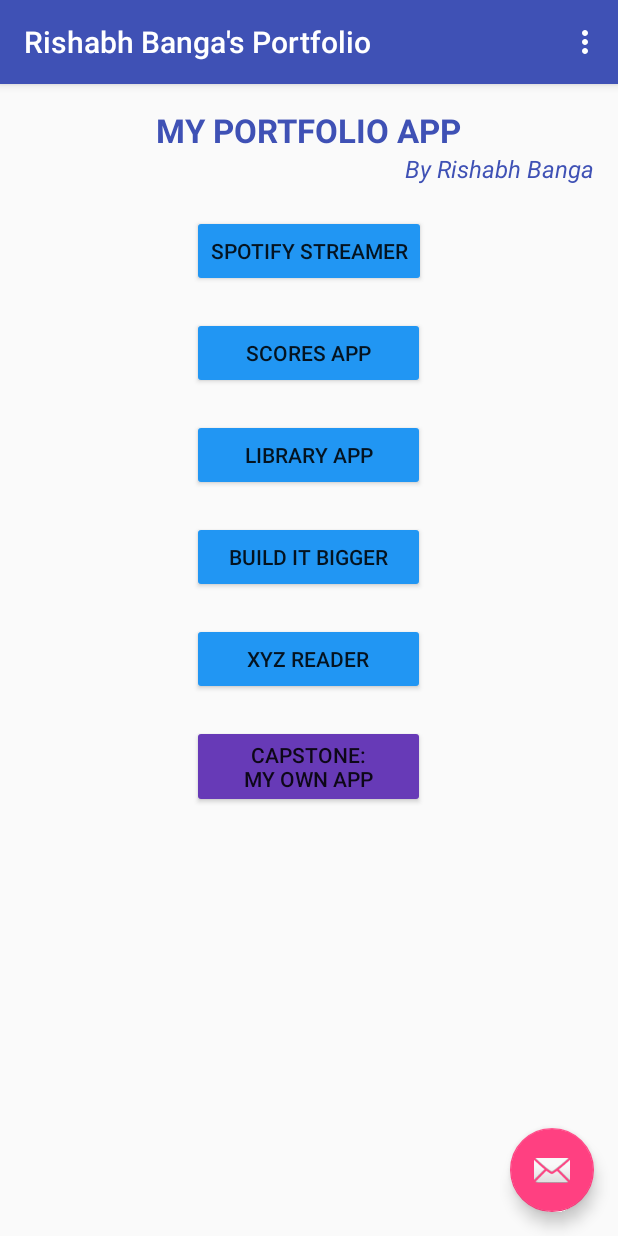
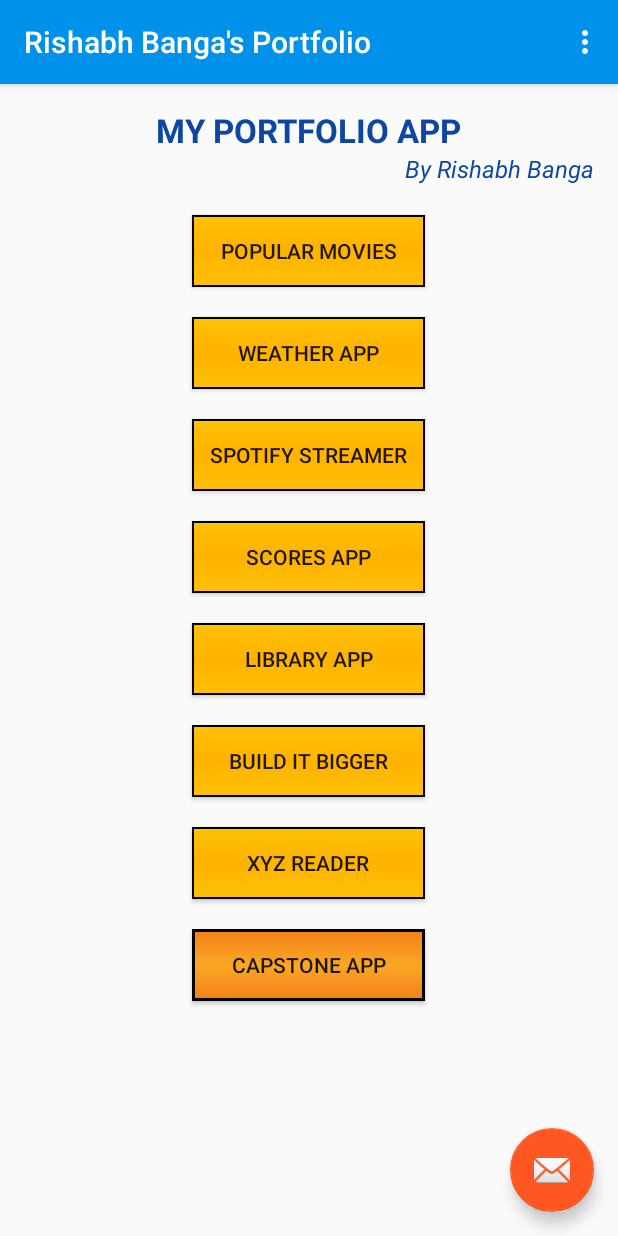
Before and after one commit to rishabhbanga/Android-Nanodegree, an Android app: the screen it shows after launch (MainActivity), on a phone screen of 412 x 824 dp. Run offline under Robolectric (Android 15) with nearby library versions, the phone set to English and light mode, and no system bars.

Commit message:
style: Fresh look for App

```diff
--- a/PortfolioApp/app/build.gradle
+++ b/PortfolioApp/app/build.gradle
@@ -24,4 +24,5 @@
     testCompile 'junit:junit:4.12'
     compile 'com.android.support:appcompat-v7:23.2.1'
     compile 'com.android.support:design:23.2.1'
+    compile 'com.getbase:floatingactionbutton:1.10.1'
 }
--- a/PortfolioApp/app/src/main/java/com/rishabhbanga/portfolioapp_rishabhbanga/MainActivity.java
+++ b/PortfolioApp/app/src/main/java/com/rishabhbanga/portfolioapp_rishabhbanga/MainActivity.java
@@ -1,5 +1,8 @@
 package com.rishabhbanga.portfolioapp_rishabhbanga;
 
+import android.content.ActivityNotFoundException;
+import android.content.Intent;
+import android.net.Uri;
 import android.os.Bundle;
 import android.support.design.widget.FloatingActionButton;
 import android.support.design.widget.Snackbar;
@@ -51,6 +54,40 @@
         return super.onOptionsItemSelected(item);
     }
 
+    public void launchTNIMDb(View view)
+    {
+        try
+        {
+            Toast.makeText(getApplicationContext(),"Diverting to TNIMDb's repo" , Toast.LENGTH_SHORT).show();
+            Intent iTNIMDb = new Intent(Intent.ACTION_VIEW,
+                    Uri.parse("https://github.com/rishabhbanga/Android-Nanodegree/tree/master/TNIMDb"));
+            startActivity(iTNIMDb);
+        }
+        catch (ActivityNotFoundException e)
+        {
+            Toast.makeText(this, "No application can handle this request."
+                    + " Please install a Web Browser",  Toast.LENGTH_LONG).show();
+            e.printStackTrace();
+        }
+    }
+
+    public void launchfetchweather(View view)
+    {
+        try
+        {
+            Toast.makeText(getApplicationContext(),"Diverting to Fetch Weather App's repo" , Toast.LENGTH_SHORT).show();
+            Intent iWeather = new Intent(Intent.ACTION_VIEW,
+                    Uri.parse("https://github.com/rishabhbanga/FetchWeatherApp"));
+            startActivity(iWeather);
+        }
+        catch (ActivityNotFoundException e)
+        {
+            Toast.makeText(this, "No application can handle this request."
+                    + " Please install a Web Browser",  Toast.LENGTH_LONG).show();
+            e.printStackTrace();
+        }
+    }
+
     public void launchss(View view)
     {
         Toast.makeText(getApplicationContext(),"Launching Spotify Streamer in 3" , Toast.LENGTH_SHORT).show();
--- /dev/null
+++ b/PortfolioApp/app/src/main/res/drawable/buttonstyle.xml
@@ -0,0 +1,12 @@
+<?xml version="1.0" encoding="utf-8" ?>
+<selector xmlns:android="http://schemas.android.com/apk/res/android">
+
+    <item>
+        <shape>
+            <gradient android:angle="90" android:endColor="#ffc107" android:centerColor="#ffb300" android:startColor="#ffc107" android:type="linear" />
+            <size android:width="160dp" android:height="40dp" />
+            <stroke android:width="1.5dp" android:color="#000000" />
+        </shape>
+    </item>
+
+</selector>
--- /dev/null
+++ b/PortfolioApp/app/src/main/res/drawable/capbuttonstyle.xml
@@ -0,0 +1,12 @@
+<?xml version="1.0" encoding="utf-8" ?>
+<selector xmlns:android="http://schemas.android.com/apk/res/android">
+
+    <item>
+        <shape>
+            <gradient android:angle="90" android:endColor="#f57f17" android:centerColor="#f9a825" android:startColor="#f57f17" android:type="linear" />
+            <size android:width="160dp" android:height="40dp" />
+            <stroke android:width="2.0dp" android:color="#000000" />
+        </shape>
+    </item>
+
+</selector>
--- a/PortfolioApp/app/src/main/res/layout/activity_main.xml
+++ b/PortfolioApp/app/src/main/res/layout/activity_main.xml
@@ -24,10 +24,13 @@
     <include layout="@layout/content_main" />
 
     <android.support.design.widget.FloatingActionButton
+        xmlns:fab="http://schemas.android.com/apk/res-auto"
         android:id="@+id/fab"
         android:layout_width="wrap_content"
         android:layout_height="wrap_content"
         android:layout_gravity="bottom|end"
+        fab:fab_colorNormal="@color/colorAccent"
+        fab:fab_colorPressed="@color/colorAccentLight"
         android:layout_margin="@dimen/fab_margin"
         android:src="@android:drawable/ic_dialog_email" />
 
--- a/PortfolioApp/app/src/main/res/layout/content_main.xml
+++ b/PortfolioApp/app/src/main/res/layout/content_main.xml
@@ -1,4 +1,5 @@
 <?xml version="1.0" encoding="utf-8"?>
+
 <RelativeLayout xmlns:android="http://schemas.android.com/apk/res/android"
     xmlns:app="http://schemas.android.com/apk/res-auto"
     xmlns:tools="http://schemas.android.com/tools"
@@ -18,7 +19,7 @@
     android:text="@string/title"
     android:textSize="22sp"
     android:textStyle="bold"
-    android:textColor="#3F51B5"
+    android:textColor="#0d47a1"
     android:layout_alignParentTop="true"
     android:layout_centerHorizontal="true"
     android:id="@+id/textView" />
@@ -29,35 +30,61 @@
         android:text="By Rishabh Banga"
         android:textStyle="italic"
         android:textSize="16sp"
-        android:textColor="#3F51B5"
+        android:textColor="#0d47a1"
         android:id="@+id/textView1"
         android:layout_below="@+id/textView"
         android:layout_alignParentRight="true"
         android:layout_alignParentEnd="true" />
 
     <Button
-        android:layout_width="wrap_content"
+        android:layout_width="155dp"
+        android:layout_height="wrap_content"
+        android:text="Popular Movies"
+        android:id="@+id/buttonlaunchTNIMDb"
+        android:layout_marginTop="20dp"
+        android:layout_below="@+id/textView1"
+        android:layout_alignLeft="@+id/buttonlaunchlib"
+        android:layout_alignStart="@+id/buttonlaunchlib"
+        android:background="@drawable/buttonstyle"
+        android:elevation="2dp"
+        android:onClick="launchTNIMDb"/>
+
+    <Button
+        android:layout_width="155dp"
+        android:layout_height="wrap_content"
+        android:text="Weather App"
+        android:id="@+id/buttonfetchweather"
+        android:layout_marginTop="20dp"
+        android:layout_below="@+id/buttonlaunchTNIMDb"
+        android:layout_alignLeft="@+id/buttonlaunchlib"
+        android:layout_alignStart="@+id/buttonlaunchlib"
+        android:background="@drawable/buttonstyle"
+        android:elevation="2dp"
+        android:onClick="launchfetchweather"/>
+
+    <Button
+        android:layout_width="155dp"
         android:layout_height="wrap_content"
         android:text="Spotify Streamer"
-        android:id="@+id/button"
+        android:id="@+id/buttonlaunchss"
         android:layout_marginTop="20dp"
-        android:layout_below="@+id/textView1"
-        android:layout_alignLeft="@+id/button2"
-        android:layout_alignStart="@+id/button2"
-        android:theme="@style/MyButton"
-        android:elevation="5dp"
+        android:layout_below="@+id/buttonfetchweather"
+        android:layout_alignLeft="@+id/buttonlaunchlib"
+        android:layout_alignStart="@+id/buttonlaunchlib"
+        android:background="@drawable/buttonstyle"
+        android:elevation="2dp"
         android:onClick="launchss"/>
 
     <Button
         android:layout_width="155dp"
         android:layout_height="wrap_content"
         android:text="Scores App"
-        android:id="@+id/button1"
+        android:id="@+id/buttonlaunchscore"
         android:layout_marginTop="20dp"
-        android:layout_below="@+id/button"
-        android:layout_alignLeft="@+id/button"
-        android:layout_alignStart="@+id/button"
-        android:theme="@style/MyButton"
+        android:layout_below="@+id/buttonlaunchss"
+        android:layout_alignLeft="@+id/buttonlaunchss"
+        android:layout_alignStart="@+id/buttonlaunchss"
+        android:background="@drawable/buttonstyle"
         android:elevation="2dp"
         android:onClick="launchscore"/>
 
@@ -65,43 +92,43 @@
         android:layout_width="155dp"
         android:layout_height="wrap_content"
         android:text="Library App"
-        android:id="@+id/button2"
+        android:id="@+id/buttonlaunchlib"
         android:layout_marginTop="20dp"
-        android:layout_below="@+id/button1"
+        android:layout_below="@+id/buttonlaunchscore"
         android:layout_centerHorizontal="true"
-        android:theme="@style/MyButton"
+        android:background="@drawable/buttonstyle"
         android:onClick="launchlib"/>
 
     <Button
         android:layout_width="155dp"
         android:layout_height="wrap_content"
         android:text="Build It Bigger"
-        android:id="@+id/button3"
-        android:layout_below="@+id/button2"
+        android:id="@+id/buttonlaunchbuildbig"
+        android:layout_below="@+id/buttonlaunchlib"
         android:layout_centerHorizontal="true"
         android:layout_marginTop="20dp"
-        android:theme="@style/MyButton"
+        android:background="@drawable/buttonstyle"
         android:onClick="launchbuildbig"/>
 
     <Button
         android:layout_width="155dp"
         android:layout_height="wrap_content"
         android:text="Xyz Reader"
-        android:id="@+id/button4"
-        android:layout_below="@+id/button3"
+        android:id="@+id/buttonlaunchxyz"
+        android:layout_below="@+id/buttonlaunchbuildbig"
         android:layout_centerHorizontal="true"
         android:layout_marginTop="20dp"
-        android:theme="@style/MyButton"
+        android:background="@drawable/buttonstyle"
         android:onClick="launchxyz"/>
     <Button
         android:layout_width="155dp"
         android:layout_height="wrap_content"
-        android:text="Capstone:           My Own App"
-        android:id="@+id/button5"
-        android:layout_below="@+id/button4"
+        android:text="Capstone App"
+        android:id="@+id/buttonlaunchcapstone"
+        android:layout_below="@+id/buttonlaunchxyz"
         android:layout_centerHorizontal="true"
         android:layout_marginTop="20dp"
-        android:theme="@style/MyButtonCap"
+        android:background="@drawable/capbuttonstyle"
         android:onClick="launchcapstone"/>
 
 </RelativeLayout>
--- a/PortfolioApp/app/src/main/res/values-v21/styles.xml
+++ b/PortfolioApp/app/src/main/res/values-v21/styles.xml
@@ -1,4 +1,4 @@
-<resources>>
+<resources>
 
     <style name="AppTheme.NoActionBar">
         <item name="windowActionBar">false</item>
--- a/PortfolioApp/app/src/main/res/values/colors.xml
+++ b/PortfolioApp/app/src/main/res/values/colors.xml
@@ -1,6 +1,8 @@
 <?xml version="1.0" encoding="utf-8"?>
 <resources>
-    <color name="colorPrimary">#3F51B5</color>
-    <color name="colorPrimaryDark">#303F9F</color>
-    <color name="colorAccent">#FF4081</color>
+    <color name="colorPrimary">#0091ea</color>
+    <color name="colorPrimaryDark">#01579b</color>
+    <color name="colorAccent">#ff5722</color>
+    <color name="colorAccentLight">#ffff00</color>
+
 </resources>
--- a/PortfolioApp/app/src/main/res/values/styles.xml
+++ b/PortfolioApp/app/src/main/res/values/styles.xml
@@ -18,12 +18,10 @@
     <style name="AppTheme.PopupOverlay" parent="ThemeOverlay.AppCompat.Light" />
 
     <style name="MyButton" parent="Theme.AppCompat.Light">
-        <item name="colorControlHighlight">#009688</item>
-        <item name="colorButtonNormal">#2196f3</item>
+        <item name="colorControlHighlight">#2196f3</item>
     </style>
 
     <style name="MyButtonCap" parent="Theme.AppCompat.Light">
         <item name="colorControlHighlight">#f50057</item>
-        <item name="colorButtonNormal">#673ab7</item>
     </style>
 </resources>
```
Also changed, not shown: 1 other file.
